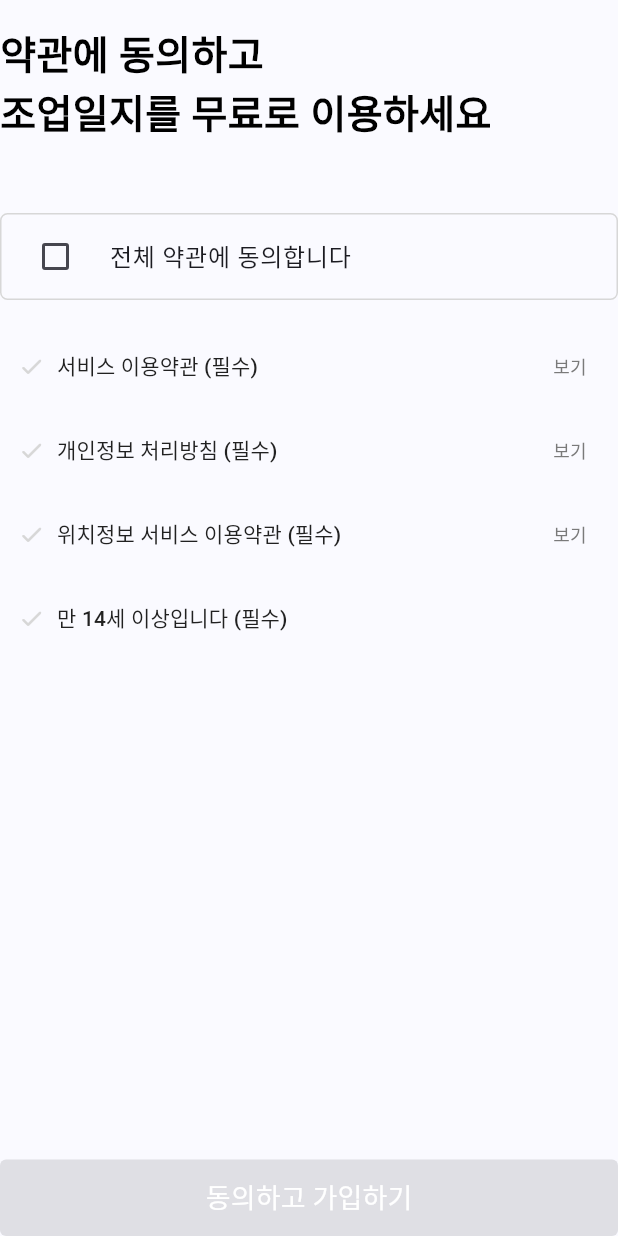
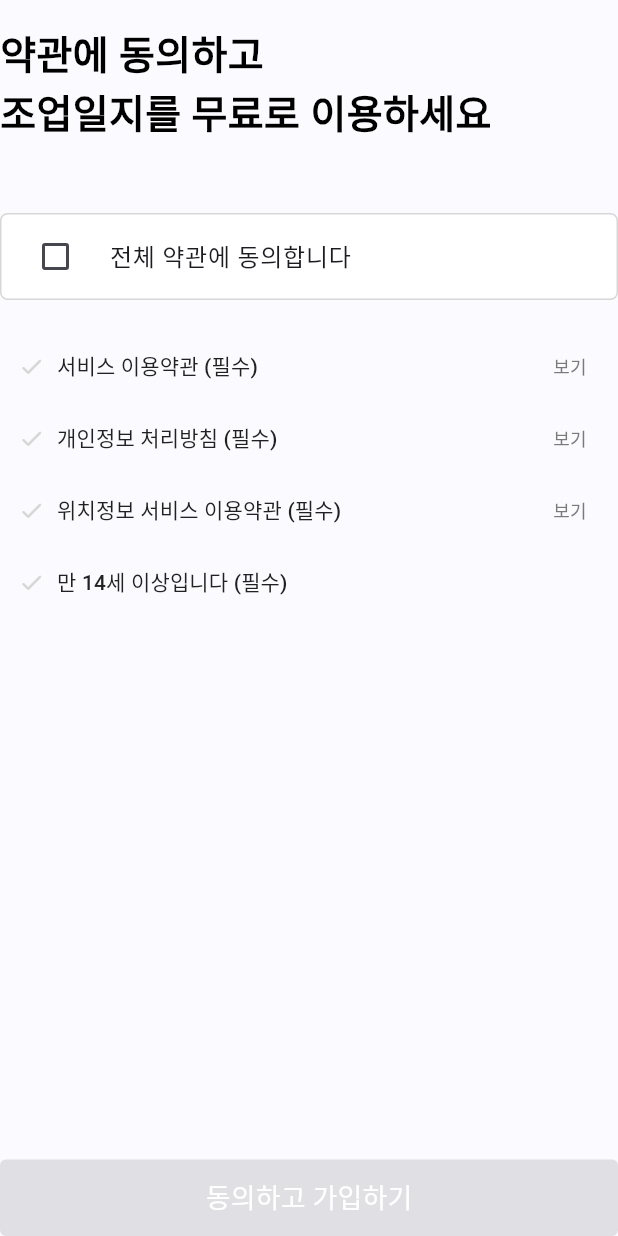
Before and after one commit to FishNote2024/FishNote_Official, a Flutter app: the SignUpPermission screen opened directly with empty values, on a phone screen of 412 x 824 dp. Run offline on Flutter 3.47's test engine with Material 3 defaults, Android fonts, the phone set to English and light mode, and no system bars; our stand-ins replace cloud_firestore, dio, firebase_core, fl_chart, flutter_dotenv, flutter_secure_storage and 7 more; missing offline and left inert: encrypt_shared_preferences, kakao_flutter_sdk_user; accounts and stored records are empty; generated files the repository leaves out were written again; Roboto replaces fonts that are missing (Pretendard-Bold, Pretendard-Regular); project files that could hold a hidden picture were left out.

Commit message:
Qa (#170)
* Chore: 회원가입 UI QA

* Chore: 조업장부 QA

* Chore: 즐겨찾기 QA

```diff
--- a/lib/Ledger/view/wholesale_ledger/line_chart_view.dart
+++ b/lib/Ledger/view/wholesale_ledger/line_chart_view.dart
@@ -89,6 +89,7 @@ class _LineChartViewState extends State<LineChartView> {
               bottomTitles: AxisTitles(sideTitles: bottomTitles),
             ),
             extraLinesData: ExtraLinesData(
+              extraLinesOnTop: false,
               verticalLines: List.generate(values.length, (index) {
                 return VerticalLine(
                   x: index.toDouble(),
@@ -105,7 +106,6 @@ class _LineChartViewState extends State<LineChartView> {
                 }),
                 color: primaryBlue500,
                 barWidth: 1,
-                isStrokeCapRound: true,
                 belowBarData: BarAreaData(show: false),
               ),
             ],
--- a/lib/signUp/view/sign_up_age_range.dart
+++ b/lib/signUp/view/sign_up_age_range.dart
@@ -44,12 +44,14 @@ class _SignUpAgeRangeState extends State<SignUpAgeRange> {
           DecoratedBox(
             decoration: BoxDecoration(
               borderRadius: const BorderRadius.all(Radius.circular(5)),
+              color: backgroundWhite,
               border: Border.all(
                 width: 1,
                 color: dropdownValue == null ? gray2 : primaryBlue500,
               ),
             ),
             child: DropdownButton<String>(
+              icon: const Icon(Icons.keyboard_arrow_down_rounded),
               hint: Text('나이대를 선택해주세요', style: body1(gray3)),
               padding: const EdgeInsets.symmetric(horizontal: 16),
               underline: const SizedBox.shrink(),
--- a/lib/signUp/view/sign_up_permission.dart
+++ b/lib/signUp/view/sign_up_permission.dart
@@ -39,12 +39,14 @@ class _SignUpPermissionState extends State<SignUpPermission> {
           const SizedBox(height: 16),
           Text("약관에 동의하고\n조업일지를 무료로 이용하세요", style: header1B()),
           const SizedBox(height: 48),
-          CheckboxListTile(
+          Container(
+            decoration: BoxDecoration(
+              border: Border.all(color: gray2),
+              borderRadius: BorderRadius.circular(5),
+              color: backgroundWhite,
+            ),
+            child: CheckboxListTile(
               title: const Text("전체 약관에 동의합니다"),
-            shape: RoundedRectangleBorder(
-              borderRadius: BorderRadius.circular(5),
-              side: const BorderSide(color: gray2),
-            ),
               controlAffinity: ListTileControlAffinity.leading,
               checkColor: backgroundWhite,
               activeColor: primaryBlue500,
@@ -58,6 +60,7 @@ class _SignUpPermissionState extends State<SignUpPermission> {
                   _fullAgree = value;
                 })
               },
+            ),
           ),
           const SizedBox(height: 20),
           Row(
@@ -79,7 +82,6 @@ class _SignUpPermissionState extends State<SignUpPermission> {
                   child: Text("보기", style: caption1(gray5))),
             ],
           ),
-          const SizedBox(height: 8),
           Row(
             mainAxisAlignment: MainAxisAlignment.spaceBetween,
             children: [
@@ -99,7 +101,6 @@ class _SignUpPermissionState extends State<SignUpPermission> {
                   child: Text("보기", style: caption1(gray5))),
             ],
           ),
-          const SizedBox(height: 8),
           Row(
             mainAxisAlignment: MainAxisAlignment.spaceBetween,
             children: [
@@ -119,7 +120,6 @@ class _SignUpPermissionState extends State<SignUpPermission> {
                   child: Text("보기", style: caption1(gray5))),
             ],
           ),
-          const SizedBox(height: 8),
           Row(
             children: [
               TextButton.icon(
--- a/lib/signUp/view/sign_up_species.dart
+++ b/lib/signUp/view/sign_up_species.dart
@@ -94,7 +94,7 @@ class _SignUpSpeciesState extends State<SignUpSpecies> {
                 hintText: '어종 이름을 입력해주세요',
                 hintStyle: body1(gray3),
                 contentPadding: const EdgeInsets.all(16),
-                suffixIcon: const Icon(Icons.search),
+                suffixIcon: const Icon(Icons.search_rounded),
               ),
             ),
             const SizedBox(height: 20),
@@ -143,6 +143,7 @@ class _SignUpSpeciesState extends State<SignUpSpecies> {
                           child: Container(
                             decoration: BoxDecoration(
                                 borderRadius: const BorderRadius.all(Radius.circular(4)),
+                                color: backgroundWhite,
                                 border: Border.all(
                                   width: 1,
                                   color: gray2,
@@ -183,6 +184,7 @@ class _SignUpSpeciesState extends State<SignUpSpecies> {
                           child: Container(
                             decoration: BoxDecoration(
                                 borderRadius: const BorderRadius.all(Radius.circular(4)),
+                                color: backgroundWhite,
                                 border: Border.all(
                                   width: 1,
                                   color: gray2,
@@ -242,6 +244,7 @@ class _SignUpSpeciesState extends State<SignUpSpecies> {
                                 padding: const EdgeInsets.all(16),
                                 decoration: BoxDecoration(
                                   borderRadius: const BorderRadius.all(Radius.circular(5)),
+                                  color: backgroundWhite,
                                   border: Border.all(
                                     width: 1,
                                     color: primaryBlue100,
--- a/lib/signUp/view/sign_up_technique.dart
+++ b/lib/signUp/view/sign_up_technique.dart
@@ -97,7 +97,7 @@ class _SignUpTechniqueState extends State<SignUpTechnique> {
                 hintText: '어법 이름을 입력해주세요',
                 hintStyle: body1(gray3),
                 contentPadding: const EdgeInsets.all(16),
-                suffixIcon: const Icon(Icons.search),
+                suffixIcon: const Icon(Icons.search_rounded),
               ),
             ),
             const SizedBox(height: 20),
@@ -146,6 +146,7 @@ class _SignUpTechniqueState extends State<SignUpTechnique> {
                           child: Container(
                             decoration: BoxDecoration(
                                 borderRadius: const BorderRadius.all(Radius.circular(4)),
+                                color: backgroundWhite,
                                 border: Border.all(
                                   width: 1,
                                   color: gray2,
@@ -197,6 +198,7 @@ class _SignUpTechniqueState extends State<SignUpTechnique> {
                             padding: const EdgeInsets.all(16),
                             decoration: BoxDecoration(
                               borderRadius: const BorderRadius.all(Radius.circular(5)),
+                              color: backgroundWhite,
                               border: Border.all(
                                 width: 1,
                                 color: primaryBlue100,
--- a/lib/signUp/view/sign_up_view.dart
+++ b/lib/signUp/view/sign_up_view.dart
@@ -57,7 +57,7 @@ class _SignUpViewState extends State<SignUpView> {
         backgroundColor: backgroundBlue,
         surfaceTintColor: backgroundBlue,
         leading: IconButton(
-          icon: const Icon(Icons.arrow_back, color: Colors.black),
+          icon: const Icon(Icons.keyboard_arrow_left_rounded, color: Colors.black),
           onPressed: () {
             setState(() {
               if (_currentPage > 0) {
--- a/lib/signUp/view/sign_up_year_experience.dart
+++ b/lib/signUp/view/sign_up_year_experience.dart
@@ -45,12 +45,14 @@ class _SignUpYearExperienceState extends State<SignUpYearExperience> {
           DecoratedBox(
             decoration: BoxDecoration(
               borderRadius: const BorderRadius.all(Radius.circular(5)),
+              color: backgroundWhite,
               border: Border.all(
                 width: 1,
                 color: dropdownValue == null ? gray2 : primaryBlue500,
               ),
             ),
             child: DropdownButton<String>(
+              icon: const Icon(Icons.keyboard_arrow_down_rounded),
               hint: Text('햇수를 선택해주세요', style: body1(gray3)),
               padding: const EdgeInsets.symmetric(horizontal: 16),
               underline: const SizedBox.shrink(),
--- a/pubspec.yaml
+++ b/pubspec.yaml
@@ -16,7 +16,7 @@ publish_to: "none" # Remove this line if you wish to publish to pub.dev
 # https://developer.apple.com/library/archive/documentation/General/Reference/InfoPlistKeyReference/Articles/CoreFoundationKeys.html
 # In Windows, build-name is used as the major, minor, and patch parts
 # of the product and file versions while build-number is used as the build suffix.
-version: 1.0.0+2
+version: 1.1.0+3
 
 environment:
   sdk: ">=3.4.0 <4.0.0"
```
Also changed, not shown: lib/Ledger/view/wholesale_ledger/pie_chart_view.dart (+14 -7 lines), lib/favorites/view/favorites_view.dart (+6 -2 lines), lib/home/view/ledger/ledger_page.dart (+68 -112 lines), lib/signUp/view/sign_up_affiliation.dart (+9 -13 lines). Lines whose indentation alone changed are shown as unchanged.
